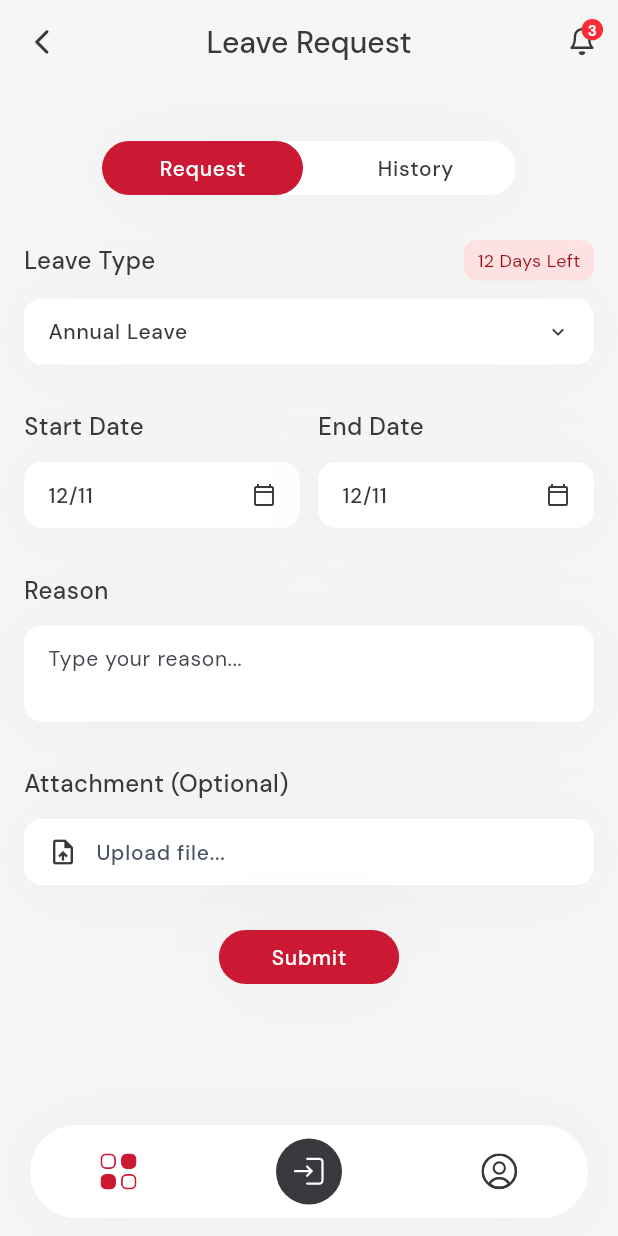
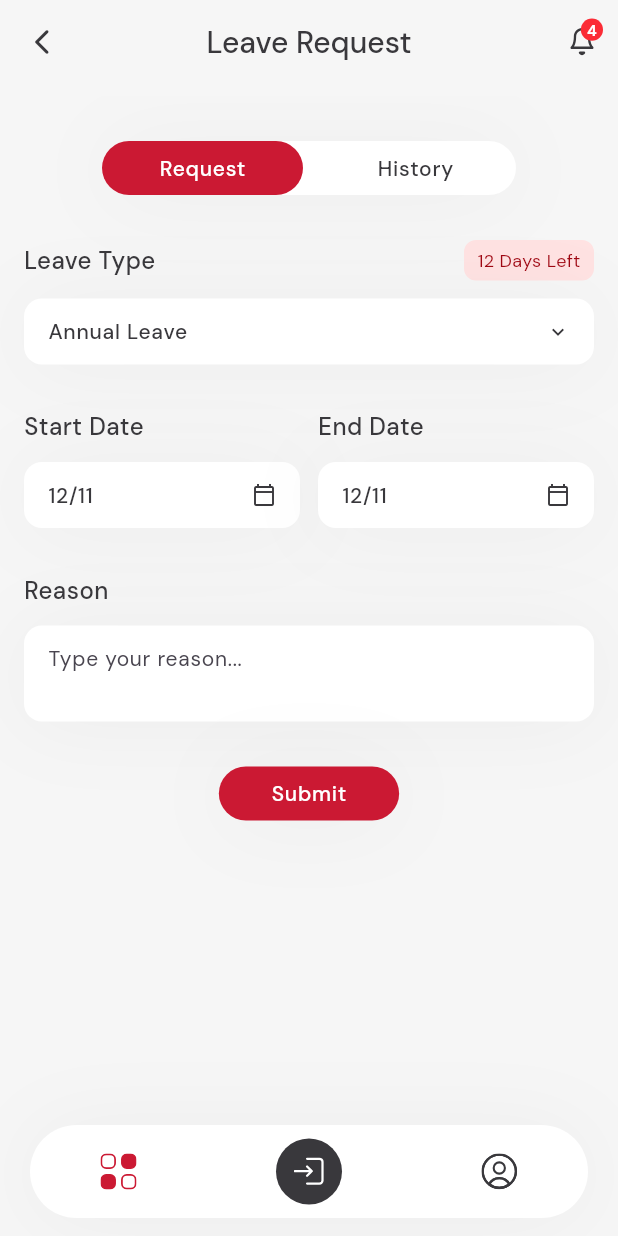
Before and after one commit to salma-al/smartvision-mobile-app, a Flutter app: the LeaveRequestPage screen opened directly, on a phone screen of 412 x 824 dp. Run offline on Flutter 3.47's test engine with Material 3 defaults, Android fonts, the phone set to English and light mode, and no system bars; our stand-ins replace flutter_svg, google_fonts.

Commit message:
style tweaks

```diff
--- a/lib/constants/app_constants.dart
+++ b/lib/constants/app_constants.dart
@@ -50,10 +50,10 @@ class AppColors {
   static const Color unreadDot = Color(0xFF155DFC);
 
   // Global notification count
-  static const int globalNotificationCount = 3;
+  static const int globalNotificationCount = 4;
 
   // Global unread emails count
-  static const int unreadEmailsCount = 4;
+  static const int unreadEmailsCount = globalNotificationCount;
 
   // Meeting colors (dots and record backgrounds)
   static const Color meeting1 = Color(0xFF4ECDC4);
--- a/lib/pages/inbox_page.dart
+++ b/lib/pages/inbox_page.dart
@@ -489,7 +489,7 @@ class _InboxPageState extends State<InboxPage> {
       currentNavIndex: 0,
       appBar: SecondaryAppBar(
         title: 'Inbox',
-        notificationCount: AppColors.unreadEmailsCount,
+        notificationCount: AppColors.globalNotificationCount,
         showTitleBadge: true,
       ),
       body: SafeArea(
--- a/lib/pages/leave_request_page.dart
+++ b/lib/pages/leave_request_page.dart
@@ -387,7 +387,8 @@ class _LeaveRequestPageState extends State<LeaveRequestPage> {
         ),
         const SizedBox(height: AppSpacing.sectionMargin),
 
-        // Attachment
+        // Attachment (only for Sick Leave)
+        if (_leaveType == 'Sick Leave') ...[
           const FormLabel('Attachment (Optional)'),
           const SizedBox(height: AppSpacing.margin12),
           GestureDetector(
@@ -411,7 +412,9 @@ class _LeaveRequestPageState extends State<LeaveRequestPage> {
               child: Row(
                 children: [
                   Icon(
-                  _attachmentFileName != null ? Icons.attach_file : Icons.upload_file_outlined,
+                    _attachmentFileName != null
+                        ? Icons.attach_file
+                        : Icons.upload_file_outlined,
                     size: 20,
                     color: AppColors.darkText,
                   ),
@@ -444,6 +447,8 @@ class _LeaveRequestPageState extends State<LeaveRequestPage> {
             ),
           ),
           const SizedBox(height: AppSpacing.sectionMargin),
+        ],
+
 
         // Submit button
         Row(
--- a/lib/pages/request_approval_page.dart
+++ b/lib/pages/request_approval_page.dart
@@ -298,7 +298,7 @@ class _ApprovalRecord extends StatelessWidget {
                     backgroundColor: AppColors.lightRed,
                     textColor: AppColors.red,
                     onPressed: onReject,
-                    width: 82,
+                    width: 85,
                   ),
                   const SizedBox(width: 8),
                   _ActionButton(
@@ -306,7 +306,7 @@ class _ApprovalRecord extends StatelessWidget {
                     backgroundColor: AppColors.lightGreen,
                     textColor: AppColors.green,
                     onPressed: onApprove,
-                    width: 82,
+                    width: 85,
                   ),
                 ],
               ],
```
Also changed, not shown: lib/widgets/secondary_app_bar.dart (line endings or trailing spaces). Lines whose indentation alone changed are shown as unchanged.
